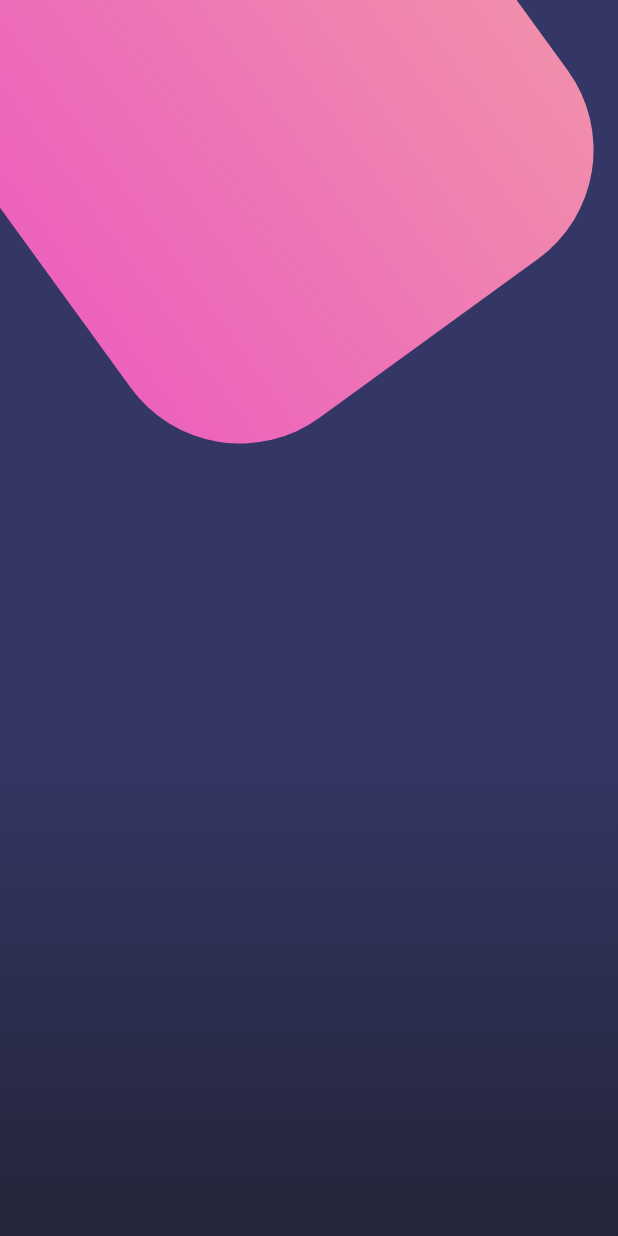
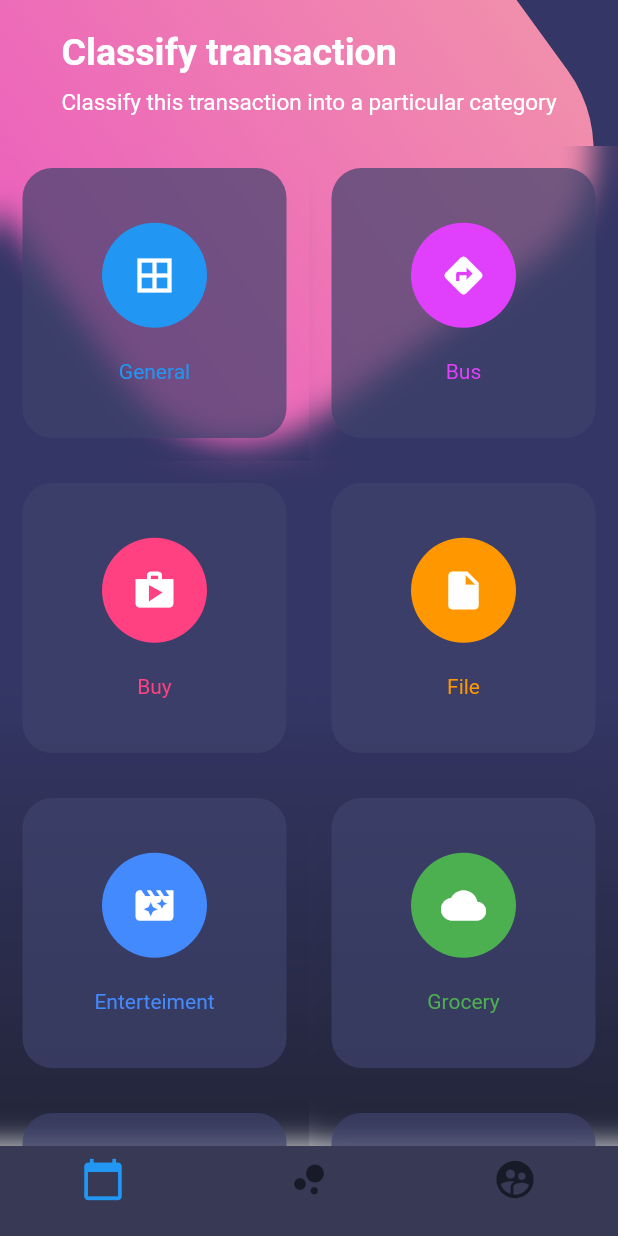
Before and after one commit to NoeCR/Designs, a Flutter app: the screen it shows after launch, on a phone screen of 412 x 824 dp. Run offline on Flutter 3.47's test engine with Material 2 defaults, Android fonts, the phone set to English and light mode, and no system bars.

Commit message:
Added buttons page design
Signed-off-by: NoeCR <noecr.dev@gmail.com>

```diff
--- a/lib/main.dart
+++ b/lib/main.dart
@@ -1,4 +1,5 @@
 import 'package:flutter/material.dart';
+import 'package:flutter/services.dart';
 import 'package:design/src/pages/buttons_page.dart';
 import 'package:design/src/pages/scroll_page.dart';
 import 'package:design/src/pages/basic_page.dart';
@@ -8,6 +9,10 @@ void main() => runApp(MyApp());
 class MyApp extends StatelessWidget {
   @override
   Widget build(BuildContext context) {
+    // SystemChrome.setSystemUIOverlayStyle(
+    //     SystemUiOverlayStyle.light.copyWith(statusBarColor: Colors.white));
+    SystemChrome.setSystemUIOverlayStyle(SystemUiOverlayStyle.light
+        .copyWith(statusBarColor: Colors.transparent));
     return MaterialApp(
       debugShowCheckedModeBanner: false,
       title: 'Design',
--- a/lib/src/pages/buttons_page.dart
+++ b/lib/src/pages/buttons_page.dart
@@ -1,3 +1,5 @@
+import 'dart:ui';
+
 import 'package:flutter/material.dart';
 import 'dart:math';
 
@@ -5,10 +7,30 @@ class ButtonsPage extends StatelessWidget {
   @override
   Widget build(BuildContext context) {
     return Scaffold(
-      body: Stack(
-        children: <Widget>[_backgroundApp()],
-      ),
-    );
+        body: Stack(
+          children: <Widget>[
+            _backgroundApp(),
+            SingleChildScrollView(
+              child: Column(
+                children: [_titles(), _roundedButtons()],
+              ),
+            )
+          ],
+        ),
+        bottomNavigationBar: _bottomNavigationBar(context)
+        // Si se hace de esta forma las opciones de personalizacion son muy limitadas
+        // BottomNavigationBar(
+        //   fixedColor: Colors.pink,
+        //   items: [
+        //     BottomNavigationBarItem(
+        //         icon: Icon(Icons.calendar_today), title: Container()),
+        //     BottomNavigationBarItem(
+        //         icon: Icon(Icons.pie_chart_outlined), title: Container()),
+        //     BottomNavigationBarItem(
+        //         icon: Icon(Icons.supervised_user_circle), title: Container())
+        //   ],
+        // ),
+        );
   }
 
   Widget _backgroundApp() {
@@ -47,4 +69,110 @@ class ButtonsPage extends StatelessWidget {
       ],
     );
   }
+
+  Widget _titles() {
+    return SafeArea(
+      child: Container(
+        padding: EdgeInsets.all(20.0),
+        child: Column(
+          crossAxisAlignment: CrossAxisAlignment.start,
+          children: [
+            Text('Classify transaction',
+                style: TextStyle(
+                    color: Colors.white,
+                    fontSize: 25.0,
+                    fontWeight: FontWeight.bold)),
+            SizedBox(height: 10.0),
+            Text('Classify this transaction into a particular category',
+                style: TextStyle(
+                  color: Colors.white,
+                  fontSize: 15.0,
+                )),
+          ],
+        ),
+      ),
+    );
+  }
+
+  Widget _bottomNavigationBar(BuildContext context) {
+    return Theme(
+      data: Theme.of(context).copyWith(
+          canvasColor: Color.fromRGBO(55, 57, 85, 1.0),
+          primaryColor: Colors.pinkAccent,
+          textTheme: Theme.of(context).textTheme.copyWith(
+              caption: TextStyle(color: Color.fromRGBO(116, 117, 152, 1.0)))),
+      child: BottomNavigationBar(items: [
+        BottomNavigationBarItem(
+            icon: Icon(
+              Icons.calendar_today,
+              size: 30.0,
+            ),
+            title: Container()),
+        BottomNavigationBarItem(
+            icon: Icon(
+              Icons.bubble_chart,
+              size: 30.0,
+            ),
+            title: Container()),
+        BottomNavigationBarItem(
+            icon: Icon(
+              Icons.supervised_user_circle,
+              size: 30.0,
+            ),
+            title: Container()),
+      ]),
+    );
+  }
+
+  Widget _roundedButtons() {
+    return Table(
+      children: [
+        TableRow(children: [
+          _createRoundedButton(Colors.blue, Icons.border_all, 'General'),
+          _createRoundedButton(Colors.purpleAccent, Icons.directions, 'Bus')
+        ]),
+        TableRow(children: [
+          _createRoundedButton(Colors.pinkAccent, Icons.shop, 'Buy'),
+          _createRoundedButton(Colors.orange, Icons.insert_drive_file, 'File')
+        ]),
+        TableRow(children: [
+          _createRoundedButton(
+              Colors.blueAccent, Icons.movie_filter, 'Enterteiment'),
+          _createRoundedButton(Colors.green, Icons.cloud, 'Grocery')
+        ]),
+        TableRow(children: [
+          _createRoundedButton(Colors.red, Icons.collections, 'Photos'),
+          _createRoundedButton(Colors.teal, Icons.help_outline, 'Info')
+        ])
+      ],
+    );
+  }
+
+  Widget _createRoundedButton(Color color, IconData icon, String text) {
+    return ClipRect(
+      child: BackdropFilter(
+        filter: ImageFilter.blur(sigmaX: 10.0, sigmaY: 10.0),
+        child: Container(
+          height: 180.0,
+          margin: EdgeInsets.all(15.0),
+          decoration: BoxDecoration(
+              color: Color.fromRGBO(62, 66, 107, 0.7),
+              borderRadius: BorderRadius.circular(20.0)),
+          child: Column(
+            mainAxisAlignment: MainAxisAlignment.spaceAround,
+            children: <Widget>[
+              SizedBox(height: 5.0),
+              CircleAvatar(
+                backgroundColor: color,
+                radius: 35.0,
+                child: Icon(icon, color: Colors.white, size: 30.0),
+              ),
+              Text(text, style: TextStyle(color: color)),
+              SizedBox(height: 5.0)
+            ],
+          ),
+        ),
+      ),
+    );
+  }
 }
```
